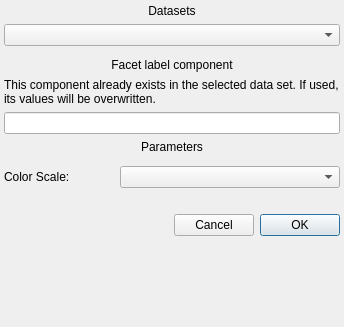
Before: the Qt Designer form glue_vispy_viewers/scatter/segmentation_tool.ui in Carifio24/glue-vispy-viewers, drawn with Qt 5.
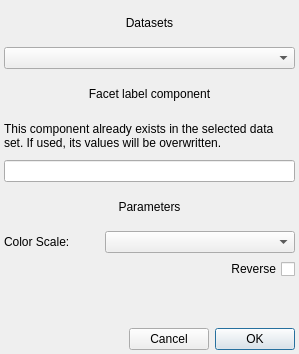
After: the same form once the commit is applied. Custom widgets are drawn as their Qt base class.

Commit message: Add option to reverse colormap. Improve dialog UI.

Diff of the .ui file:
```diff
--- a/glue_vispy_viewers/scatter/segmentation_tool.ui
+++ b/glue_vispy_viewers/scatter/segmentation_tool.ui
@@ -6,8 +6,8 @@
    <rect>
     <x>0</x>
     <y>0</y>
-    <width>344</width>
-    <height>327</height>
+    <width>299</width>
+    <height>354</height>
    </rect>
   </property>
   <property name="sizePolicy">
@@ -19,7 +19,7 @@
   <property name="windowTitle">
    <string>Subset Facet</string>
   </property>
-  <layout class="QFormLayout" name="formLayout">
+  <layout class="QVBoxLayout" name="verticalLayout">
    <property name="sizeConstraint">
     <enum>QLayout::SetMinimumSize</enum>
    </property>
@@ -35,7 +35,7 @@
    <property name="bottomMargin">
     <number>4</number>
    </property>
-   <item row="0" column="0" colspan="2">
+   <item>
     <widget class="QLabel" name="datasets_label">
      <property name="sizePolicy">
       <sizepolicy hsizetype="Preferred" vsizetype="Minimum">
@@ -51,17 +51,14 @@
      </property>
     </widget>
    </item>
-   <item row="1" column="0" colspan="2">
+   <item>
     <widget class="QComboBox" name="combosel_data">
      <property name="sizeAdjustPolicy">
       <enum>QComboBox::AdjustToMinimumContentsLength</enum>
      </property>
     </widget>
    </item>
-   <item row="2" column="0">
-    <layout class="QHBoxLayout" name="horizontalLayout_5"/>
-   </item>
-   <item row="3" column="0" colspan="2">
+   <item>
     <widget class="QLabel" name="component_label">
      <property name="text">
       <string>Facet label component</string>
@@ -71,7 +68,7 @@
      </property>
     </widget>
    </item>
-   <item row="4" column="0" colspan="2">
+   <item>
     <widget class="QLabel" name="component_warning_label">
      <property name="enabled">
       <bool>true</bool>
@@ -91,10 +88,10 @@
      </property>
     </widget>
    </item>
-   <item row="5" column="0" colspan="2">
+   <item>
     <widget class="QLineEdit" name="text_component"/>
    </item>
-   <item row="6" column="0" colspan="2">
+   <item>
     <widget class="QLabel" name="parameters_label">
      <property name="sizePolicy">
       <sizepolicy hsizetype="Preferred" vsizetype="Minimum">
@@ -113,10 +110,10 @@
      </property>
     </widget>
    </item>
-   <item row="8" column="0">
+   <item>
     <layout class="QFormLayout" name="form_layout"/>
    </item>
-   <item row="11" column="0" colspan="2">
+   <item>
     <layout class="QHBoxLayout" name="horizontalLayout" stretch="2,4">
      <item>
       <widget class="QLabel" name="label_2">
@@ -134,7 +131,21 @@
      </item>
     </layout>
    </item>
-   <item row="12" column="0" colspan="2">
+   <item>
+    <layout class="QHBoxLayout" name="horizontalLayout_2">
+     <item>
+      <widget class="QCheckBox" name="bool_reverse_cmap">
+       <property name="layoutDirection">
+        <enum>Qt::RightToLeft</enum>
+       </property>
+       <property name="text">
+        <string>Reverse</string>
+       </property>
+      </widget>
+     </item>
+    </layout>
+   </item>
+   <item>
     <widget class="QLabel" name="error_label">
      <property name="sizePolicy">
       <sizepolicy hsizetype="Preferred" vsizetype="Minimum">
@@ -153,7 +164,7 @@
      </property>
     </widget>
    </item>
-   <item row="13" column="0" colspan="2">
+   <item>
     <layout class="QHBoxLayout" name="horizontalLayout_6">
      <item>
       <spacer name="horizontalSpacer">
```
The commit also changes 2 other files.
